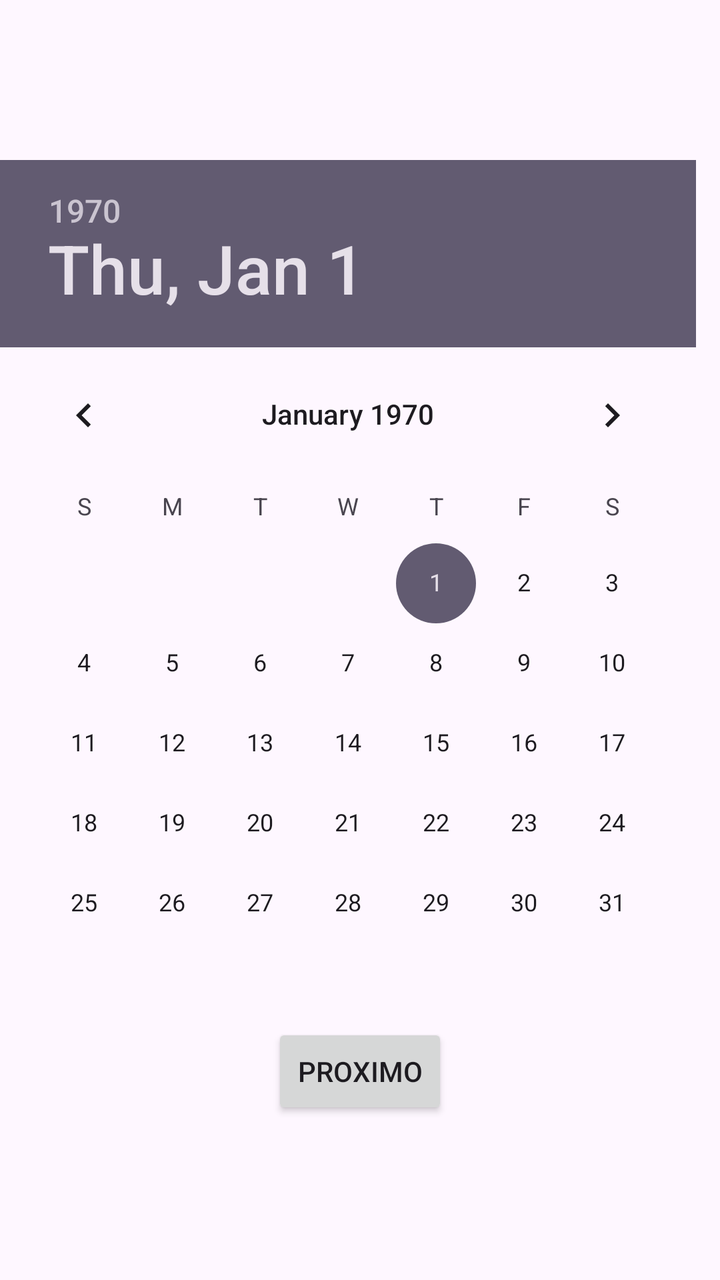
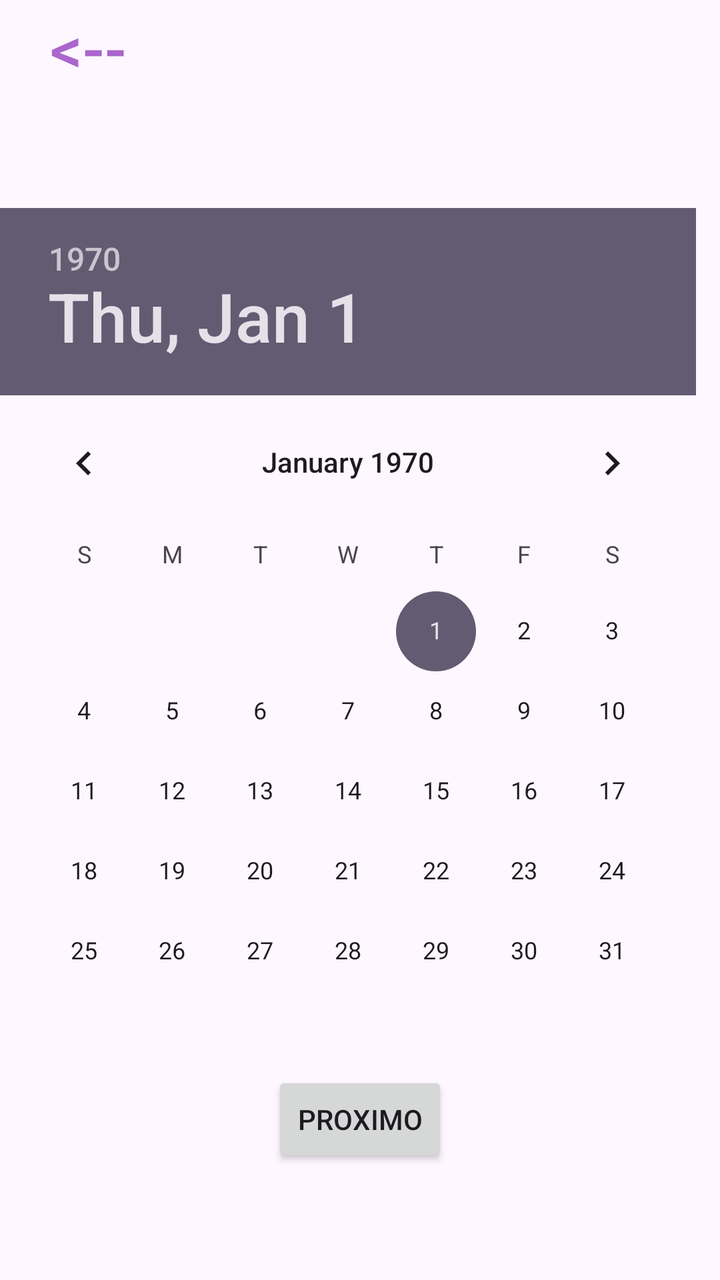

Screens rendered from an Android XML layout before and after an edit, with the pre-edit source and the edit as a unified diff.
<!-- AndroidManifest.xml: application theme Theme.Horoscopo -->
<!-- res/layout/activity_second.xml -->
<?xml version="1.0" encoding="utf-8"?>
<LinearLayout xmlns:android="http://schemas.android.com/apk/res/android"
    xmlns:app="http://schemas.android.com/apk/res-auto"
    xmlns:tools="http://schemas.android.com/tools"
    android:id="@+id/second"
    android:layout_width="match_parent"
    android:layout_height="match_parent"
    android:orientation="vertical"
    android:gravity="center"
    tools:context=".SecondActivity">

        <DatePicker
            android:id="@+id/date"
            android:layout_width="match_parent"
            android:layout_height="wrap_content"
            android:datePickerMode="calendar" />

        <Button
            android:id="@+id/button2"
            android:layout_width="wrap_content"
            android:layout_height="wrap_content"
            android:text="proximo"
            tools:layout_editor_absoluteX="186dp"
            tools:layout_editor_absoluteY="190dp" />
</LinearLayout>
<!-- resources referenced by this layout -->
<resources>
  <style name="Theme.Horoscopo" parent="Base.Theme.Horoscopo" />
  <style name="Base.Theme.Horoscopo" parent="Theme.Material3.DayNight.NoActionBar">
          
          
      </style>
</resources>

<!-- the commit's change to res/layout/activity_second.xml (unified diff, before → after) -->
@@ -6,20 +6,39 @@
     android:layout_width="match_parent"
     android:layout_height="match_parent"
     android:orientation="vertical"
-    android:gravity="center"
     tools:context=".SecondActivity">
 
-        <DatePicker
-            android:id="@+id/date"
-            android:layout_width="match_parent"
-            android:layout_height="wrap_content"
-            android:datePickerMode="calendar" />
-
-        <Button
-            android:id="@+id/button2"
+        <LinearLayout
             android:layout_width="wrap_content"
             android:layout_height="wrap_content"
-            android:text="proximo"
-            tools:layout_editor_absoluteX="186dp"
-            tools:layout_editor_absoluteY="190dp" />
+            android:orientation="horizontal">
+
+                <Button
+                    android:id="@+id/prev"
+                    android:layout_width="wrap_content"
+                    android:layout_height="wrap_content"
+                    android:background="@android:color/transparent"
+                    android:textColor="@android:color/holo_purple"
+                    android:text="&lt;--"
+                    android:textSize="32dp"/>
+        </LinearLayout>
+        <LinearLayout
+            android:layout_width="match_parent"
+            android:layout_height="match_parent"
+            android:orientation="vertical"
+            android:gravity="center">
+                <DatePicker
+                    android:id="@+id/date"
+                    android:layout_width="match_parent"
+                    android:layout_height="wrap_content"
+                    android:datePickerMode="calendar" />
+
+                <Button
+                    android:id="@+id/button2"
+                    android:layout_width="wrap_content"
+                    android:layout_height="wrap_content"
+                    android:text="proximo"
+                    tools:layout_editor_absoluteX="186dp"
+                    tools:layout_editor_absoluteY="190dp" />
+        </LinearLayout>
 </LinearLayout>
